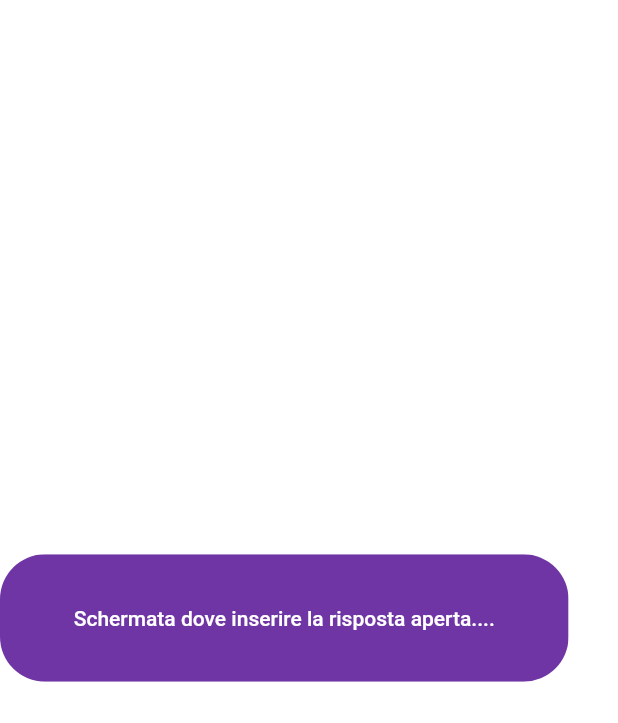
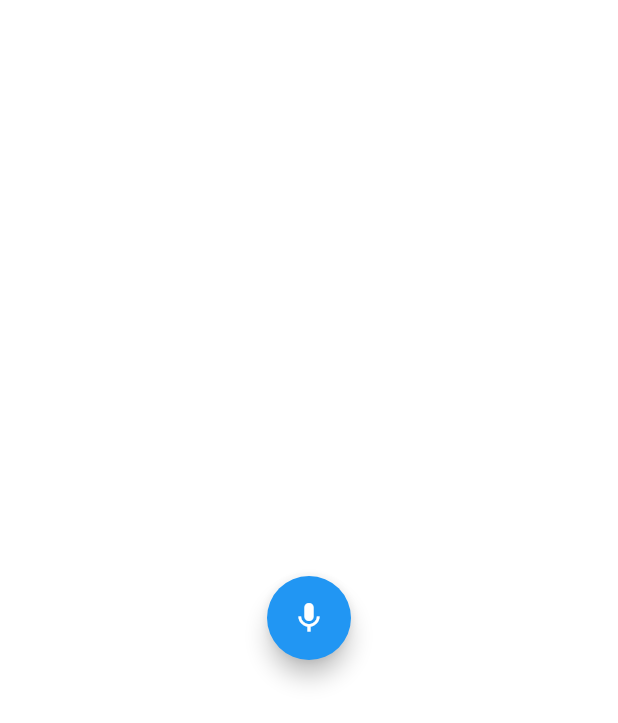
Before and after one commit to Team-Informatica-Economia/depression_screening_app, a Flutter app: the quizpageopen screen opened directly, on a phone screen of 412 x 824 dp. Shown: the top 723 px of the screen. Run offline on Flutter 3.47's test engine with Material 2 defaults, Android fonts, the phone set to English and light mode, and no system bars; our stand-ins replace firebase_auth, firebase_core, flutter_svg; accounts and stored records are empty.

Commit message:
update navbar

```diff
--- a/lib/Screens/Profile/components/info.dart
+++ b/lib/Screens/Profile/components/info.dart
@@ -6,7 +6,7 @@ import '../../../size_config.dart';
 
 
 class Info extends StatelessWidget {
-  const Info({
+    const Info({
     Key key,
     this.name,
     this.email,
@@ -16,6 +16,8 @@ class Info extends StatelessWidget {
 
   @override
   Widget build(BuildContext context) {
+    SizeConfig sc = new SizeConfig();
+    sc.init(context);
     double defaultSize = SizeConfig.defaultSize;
     return SizedBox(
       height: defaultSize * 24, // 240
--- a/lib/Screens/Quiz/rispostaAperta.dart
+++ b/lib/Screens/Quiz/rispostaAperta.dart
@@ -6,16 +6,14 @@ class quizpageopen extends StatelessWidget {
   @override
   Widget build(BuildContext context) {
     return Scaffold(
-      body: Column(
-        mainAxisAlignment: MainAxisAlignment.center,
-        children: <Widget>[
-          RoundedButtonQuiz(
-            text: "Schermata dove inserire la risposta aperta....",
-            press: (){
+      body: Center(
+        child:
+          FloatingActionButton(
+            child: Icon(Icons.mic),
+            onPressed: (){
               Navigator.pop(context);
             },
-          )
-        ],
+          ),
       ),
     );
   }
```
Also changed, not shown: lib/components/bottomBar.dart (+21 -3 lines), pubspec.lock.
